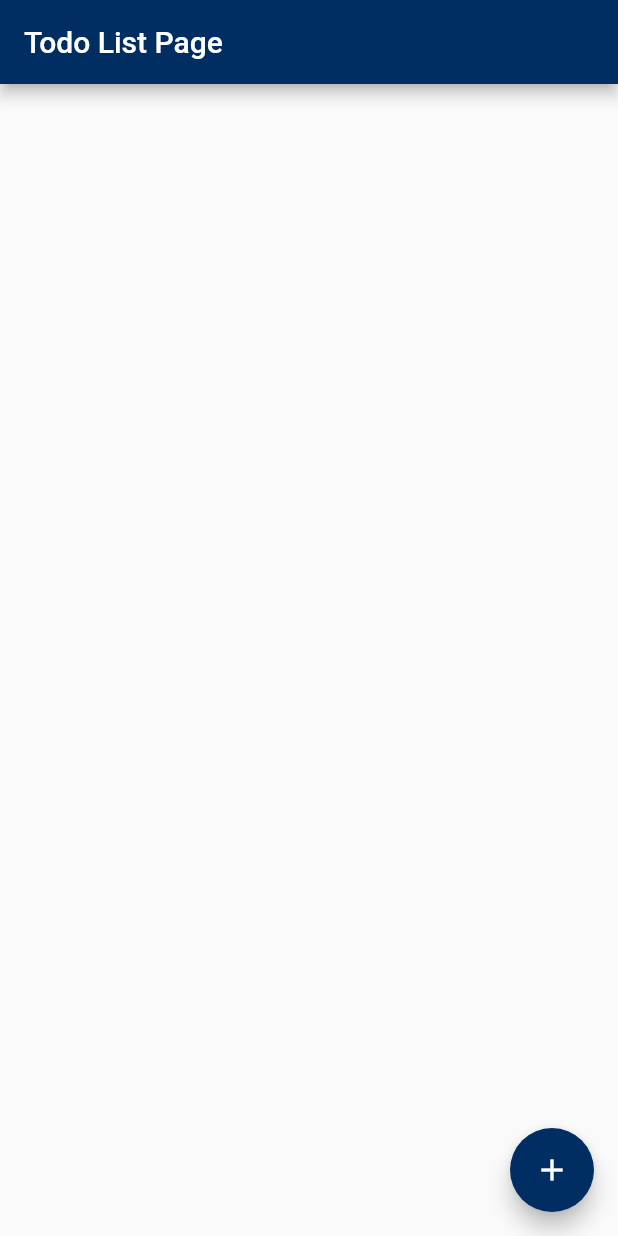
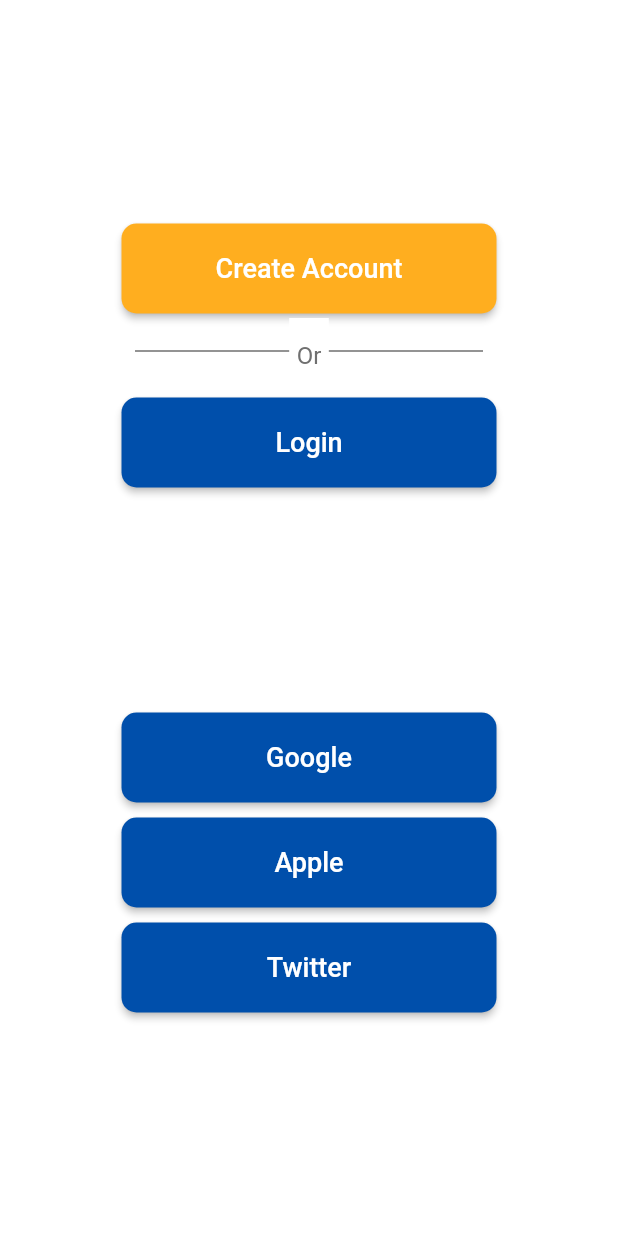
Before and after one commit to tokku5552/todoapp_sample_riverpod, a Flutter app: the screen it shows after launch, on a phone screen of 412 x 824 dp. Run offline on Flutter 3.47's test engine with Material 2 defaults, Android fonts, the phone set to English and light mode, and no system bars; our stand-ins replace cloud_firestore, firebase_auth, firebase_core, flutter_riverpod, freezed_annotation, riverpod; accounts and stored records are empty.

Commit message:
登録周りのUIの作成。
結構雑な書き方をしてるので、クラスの切り出し等を使ってリファクタリングをどこかでやります。

```diff
--- a/lib/common/colors.dart
+++ b/lib/common/colors.dart
@@ -3,16 +3,33 @@ import 'package:flutter/material.dart';
 const MaterialColor colorCustom = MaterialColor(
   _bluePrimaryValue,
   <int, Color>{
-    50: Color(0xFF002e63),
-    100: Color(0xFF002e63),
-    200: Color(0xFF002e63),
-    300: Color(0xFF002e63),
-    400: Color(0xFF002e63),
+    50: Color(0xFF004fab),
+    100: Color(0xFF004fab),
+    200: Color(0xFF004fab),
+    300: Color(0xFF004fab),
+    400: Color(0xFF004fab),
     500: Color(_bluePrimaryValue),
-    600: Color(0xFF002e63),
-    700: Color(0xFF002e63),
-    800: Color(0xFF002e63),
-    900: Color(0xFF002e63),
+    600: Color(0xFF004fab),
+    700: Color(0xFF004fab),
+    800: Color(0xFF004fab),
+    900: Color(0xFF004fab),
   },
 );
-const int _bluePrimaryValue = 0xFF002e63;
+const int _bluePrimaryValue = 0xFF004fab;
+
+const MaterialColor complementaryColorCustom = MaterialColor(
+  _blueComplementaryValue,
+  <int, Color>{
+    50: Color(0xFFffae1f),
+    100: Color(0xFFffae1f),
+    200: Color(0xFFffae1f),
+    300: Color(0xFFffae1f),
+    400: Color(0xFFffae1f),
+    500: Color(_bluePrimaryValue),
+    600: Color(0xFFffae1f),
+    700: Color(0xFFffae1f),
+    800: Color(0xFFffae1f),
+    900: Color(0xFFffae1f),
+  },
+);
+const int _blueComplementaryValue = 0xFFffae1f;
--- /dev/null
+++ b/lib/infrastructure/auth_repository.dart
@@ -0,0 +1,5 @@
+import 'package:firebase_auth/firebase_auth.dart';
+import 'package:riverpod/riverpod.dart';
+
+final firebaseAuthProvider =
+    Provider<FirebaseAuth>((ref) => FirebaseAuth.instance);
--- a/lib/main.dart
+++ b/lib/main.dart
@@ -1,7 +1,7 @@
 import 'package:firebase_core/firebase_core.dart';
 import 'package:flutter/material.dart';
 import 'package:flutter_riverpod/flutter_riverpod.dart';
-import 'package:todoapp_sample_riverpod/presentation/todo_list/todo_list_page.dart';
+import 'package:todoapp_sample_riverpod/presentation/login_register/initial_page.dart';
 
 import 'common/colors.dart';
 
@@ -25,7 +25,7 @@ class App extends StatelessWidget {
       theme: ThemeData(
         primarySwatch: colorCustom,
       ),
-      home: const TodoListPage(),
+      home: const InitialPage(),
     );
   }
 }
--- /dev/null
+++ b/lib/presentation/login_register/initial_page.dart
@@ -0,0 +1,108 @@
+import 'package:flutter/material.dart';
+import 'package:flutter_riverpod/flutter_riverpod.dart';
+import 'package:todoapp_sample_riverpod/common/colors.dart';
+import 'package:todoapp_sample_riverpod/presentation/login_register/login_page.dart';
+import 'package:todoapp_sample_riverpod/presentation/login_register/register_page.dart';
+import 'package:todoapp_sample_riverpod/presentation/login_register/reusable_widget/button_widget.dart';
+
+class InitialPage extends ConsumerWidget {
+  const InitialPage({Key? key}) : super(key: key);
+  @override
+  Widget build(BuildContext context, WidgetRef ref) {
+    return Scaffold(
+      backgroundColor: Colors.white,
+      body: Center(
+        child: Column(
+          mainAxisAlignment: MainAxisAlignment.center,
+          children: [
+            ReusableButton(
+              width: 250,
+              text: 'Create Account',
+              onPress: () {
+                Navigator.of(context)
+                    .push(MaterialPageRoute(builder: (context) {
+                  return LoginPage();
+                }));
+              },
+              color: complementaryColorCustom,
+              fontColor: Colors.white,
+            ),
+            Stack(
+              children: [
+                const Divider(
+                  height: 50,
+                  thickness: 1,
+                  indent: 90,
+                  endIndent: 90,
+                  color: Color(0xFF707070),
+                ),
+                Row(
+                  mainAxisAlignment: MainAxisAlignment.center,
+                  children: [
+                    Container(
+                      height: 50,
+                      margin: const EdgeInsets.fromLTRB(0, 3, 0, 3),
+                      padding: const EdgeInsets.symmetric(horizontal: 5),
+                      alignment: Alignment.center,
+                      color: Colors.white,
+                      child: const Text(
+                        'Or',
+                        textAlign: TextAlign.center,
+                        style: TextStyle(
+                          color: Color(0xFF707070),
+                          fontSize: 16,
+                        ),
+                      ),
+                    )
+                  ],
+                )
+              ],
+            ),
+            ReusableButton(
+              width: 250,
+              text: 'Login',
+              onPress: () {
+                Navigator.of(context)
+                    .push(MaterialPageRoute(builder: (context) {
+                  return RegisterPage();
+                }));
+              },
+              color: colorCustom,
+              fontColor: Colors.white,
+            ),
+            SizedBox(
+              height: 150,
+            ),
+            ReusableButton(
+              width: 250,
+              text: 'Google',
+              onPress: () {},
+              color: colorCustom,
+              fontColor: Colors.white,
+            ),
+            SizedBox(
+              height: 10,
+            ),
+            ReusableButton(
+              width: 250,
+              text: 'Apple',
+              onPress: () {},
+              color: colorCustom,
+              fontColor: Colors.white,
+            ),
+            SizedBox(
+              height: 10,
+            ),
+            ReusableButton(
+              width: 250,
+              text: 'Twitter',
+              onPress: () {},
+              color: colorCustom,
+              fontColor: Colors.white,
+            ),
+          ],
+        ),
+      ),
+    );
+  }
+}
--- /dev/null
+++ b/lib/presentation/login_register/reusable_widget/button_widget.dart
@@ -0,0 +1,39 @@
+import 'package:flutter/material.dart';
+
+class ReusableButton extends StatelessWidget {
+  const ReusableButton({
+    Key? key,
+    required this.text,
+    required this.onPress,
+    required this.color,
+    required this.fontColor,
+    required this.width,
+  }) : super(key: key);
+  final String text;
+  final VoidCallback onPress;
+  final Color color;
+  final Color fontColor;
+  final double width;
+
+  @override
+  Widget build(BuildContext context) {
+    return SizedBox(
+      height: 60,
+      width: width,
+      child: ElevatedButton(
+        child: Text(
+          text,
+          style: const TextStyle(fontSize: 18),
+        ),
+        style: ElevatedButton.styleFrom(
+          primary: color,
+          onPrimary: fontColor,
+          shape: RoundedRectangleBorder(
+            borderRadius: BorderRadius.circular(10),
+          ),
+        ),
+        onPressed: onPress,
+      ),
+    );
+  }
+}
```
Also changed, not shown: lib/presentation/login_register/login_page.dart (added, +44 -0 lines), lib/presentation/login_register/register_page.dart (added, +44 -0 lines), lib/presentation/login_register/reusable_widget/reusable_textfield.dart (added, +37 -0 lines), lib/presentation/login_register/login_register_notifier.dart (added).
